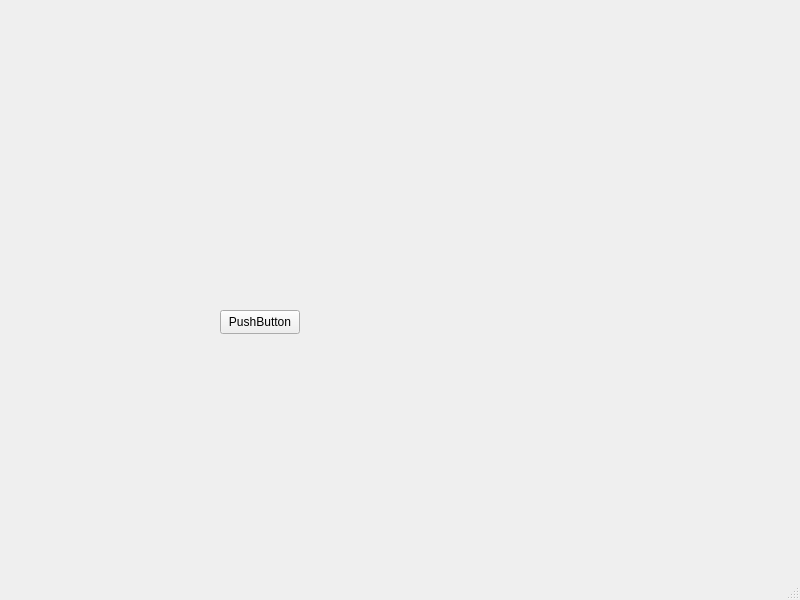
Before: the Qt Designer form QT/untitled6/mainwindow.ui in 473028790/Electronbot, drawn with Qt 5.
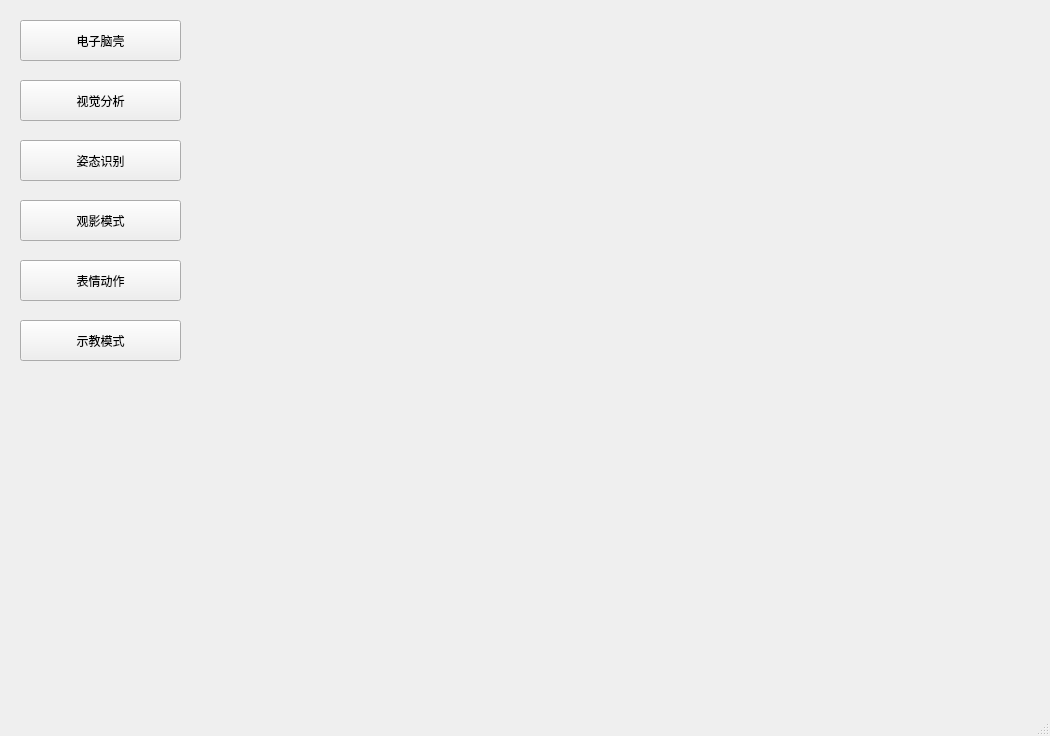
After: the same form once the commit is applied.

Commit message: QT部分，以分页，可以实现表情播放

Diff of the .ui file:
```diff
--- a/QT/untitled6/mainwindow.ui
+++ b/QT/untitled6/mainwindow.ui
@@ -6,37 +6,110 @@
    <rect>
     <x>0</x>
     <y>0</y>
-    <width>800</width>
-    <height>600</height>
+    <width>1050</width>
+    <height>736</height>
    </rect>
   </property>
   <property name="windowTitle">
    <string>MainWindow</string>
   </property>
   <widget class="QWidget" name="centralwidget">
-   <widget class="QPushButton" name="pushButton">
+   <widget class="QWidget" name="widget" native="true">
     <property name="geometry">
      <rect>
-      <x>220</x>
-      <y>310</y>
-      <width>80</width>
-      <height>24</height>
+      <x>230</x>
+      <y>20</y>
+      <width>780</width>
+      <height>650</height>
      </rect>
     </property>
+    <property name="font">
+     <font>
+      <bold>false</bold>
+     </font>
+    </property>
+    <property name="styleSheet">
+     <string notr="true"/>
+    </property>
+   </widget>
+   <widget class="QPushButton" name="Button_control">
+    <property name="geometry">
+     <rect>
+      <x>20</x>
+      <y>20</y>
+      <width>161</width>
+      <height>41</height>
+     </rect>
+    </property>
     <property name="text">
-     <string>PushButton</string>
+     <string>电子脑壳</string>
     </property>
    </widget>
-  </widget>
-  <widget class="QMenuBar" name="menubar">
-   <property name="geometry">
-    <rect>
-     <x>0</x>
-     <y>0</y>
-     <width>800</width>
-     <height>21</height>
-    </rect>
-   </property>
+   <widget class="QPushButton" name="Button_vision">
+    <property name="geometry">
+     <rect>
+      <x>20</x>
+      <y>80</y>
+      <width>161</width>
+      <height>41</height>
+     </rect>
+    </property>
+    <property name="text">
+     <string>视觉分析</string>
+    </property>
+   </widget>
+   <widget class="QPushButton" name="Button_Attitude">
+    <property name="geometry">
+     <rect>
+      <x>20</x>
+      <y>140</y>
+      <width>161</width>
+      <height>41</height>
+     </rect>
+    </property>
+    <property name="text">
+     <string>姿态识别</string>
+    </property>
+   </widget>
+   <widget class="QPushButton" name="Button_Watch">
+    <property name="geometry">
+     <rect>
+      <x>20</x>
+      <y>200</y>
+      <width>161</width>
+      <height>41</height>
+     </rect>
+    </property>
+    <property name="text">
+     <string>观影模式</string>
+    </property>
+   </widget>
+   <widget class="QPushButton" name="Button_Expression">
+    <property name="geometry">
+     <rect>
+      <x>20</x>
+      <y>260</y>
+      <width>161</width>
+      <height>41</height>
+     </rect>
+    </property>
+    <property name="text">
+     <string>表情动作</string>
+    </property>
+   </widget>
+   <widget class="QPushButton" name="Button_Teach">
+    <property name="geometry">
+     <rect>
+      <x>20</x>
+      <y>320</y>
+      <width>161</width>
+      <height>41</height>
+     </rect>
+    </property>
+    <property name="text">
+     <string>示教模式</string>
+    </property>
+   </widget>
   </widget>
   <widget class="QStatusBar" name="statusbar"/>
  </widget>
```
Left out of the diff: 10 changed lines with no effect on the pictures. The commit also changes 710 other files.
